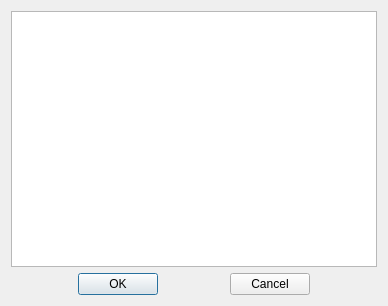
Above: IconDialog.ui from dswd/Swine before the change. Below: the same form after it.
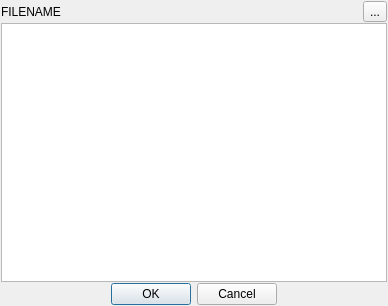
That is the form after the change. Icons and pictures are not drawn.

Commit message: Open file button in icon dialog

Patch:
```diff
--- a/IconDialog.ui
+++ b/IconDialog.ui
@@ -18,6 +18,40 @@
     <normaloff>:/icons/images/swine32.png</normaloff>:/icons/images/swine32.png</iconset>
   </property>
   <layout class="QVBoxLayout">
+   <property name="spacing">
+    <number>1</number>
+   </property>
+   <property name="margin">
+    <number>1</number>
+   </property>
+   <item>
+    <layout class="QHBoxLayout" name="horizontalLayout">
+     <item>
+      <widget class="QLabel" name="filename">
+       <property name="maximumSize">
+        <size>
+         <width>500</width>
+         <height>16777215</height>
+        </size>
+       </property>
+       <property name="text">
+        <string notr="true">FILENAME</string>
+       </property>
+      </widget>
+     </item>
+     <item>
+      <widget class="QToolButton" name="toolButton">
+       <property name="text">
+        <string notr="true">...</string>
+       </property>
+       <property name="icon">
+        <iconset resource="resources.qrc">
+         <normaloff>:/icons/images/document-open.png</normaloff>:/icons/images/document-open.png</iconset>
+       </property>
+      </widget>
+     </item>
+    </layout>
+   </item>
    <item>
     <widget class="QListWidget" name="iconView">
      <property name="font">
@@ -56,70 +90,14 @@
     </widget>
    </item>
    <item>
-    <layout class="QHBoxLayout">
-     <item>
-      <spacer name="spacer2">
-       <property name="orientation">
-        <enum>Qt::Horizontal</enum>
-       </property>
-       <property name="sizeType">
-        <enum>QSizePolicy::Expanding</enum>
-       </property>
-       <property name="sizeHint" stdset="0">
-        <size>
-         <width>16</width>
-         <height>20</height>
-        </size>
-       </property>
-      </spacer>
-     </item>
-     <item>
-      <widget class="QPushButton" name="okButton">
-       <property name="text">
-        <string>OK</string>
-       </property>
-      </widget>
-     </item>
-     <item>
-      <spacer name="spacer3">
-       <property name="orientation">
-        <enum>Qt::Horizontal</enum>
-       </property>
-       <property name="sizeType">
-        <enum>QSizePolicy::Expanding</enum>
-       </property>
-       <property name="sizeHint" stdset="0">
-        <size>
-         <width>16</width>
-         <height>20</height>
-        </size>
-       </property>
-      </spacer>
-     </item>
-     <item>
-      <widget class="QPushButton" name="cancelButton">
-       <property name="text">
-        <string>Cancel</string>
-       </property>
-      </widget>
-     </item>
-     <item>
-      <spacer name="spacer1">
-       <property name="orientation">
-        <enum>Qt::Horizontal</enum>
-       </property>
-       <property name="sizeType">
-        <enum>QSizePolicy::Expanding</enum>
-       </property>
-       <property name="sizeHint" stdset="0">
-        <size>
-         <width>16</width>
-         <height>20</height>
-        </size>
-       </property>
-      </spacer>
-     </item>
-    </layout>
+    <widget class="QDialogButtonBox" name="buttonBox">
+     <property name="standardButtons">
+      <set>QDialogButtonBox::Cancel|QDialogButtonBox::Ok</set>
+     </property>
+     <property name="centerButtons">
+      <bool>true</bool>
+     </property>
+    </widget>
    </item>
   </layout>
  </widget>
```
Left out of the diff: 52 changed lines with no effect on the pictures. The commit also changes 6 other files.
